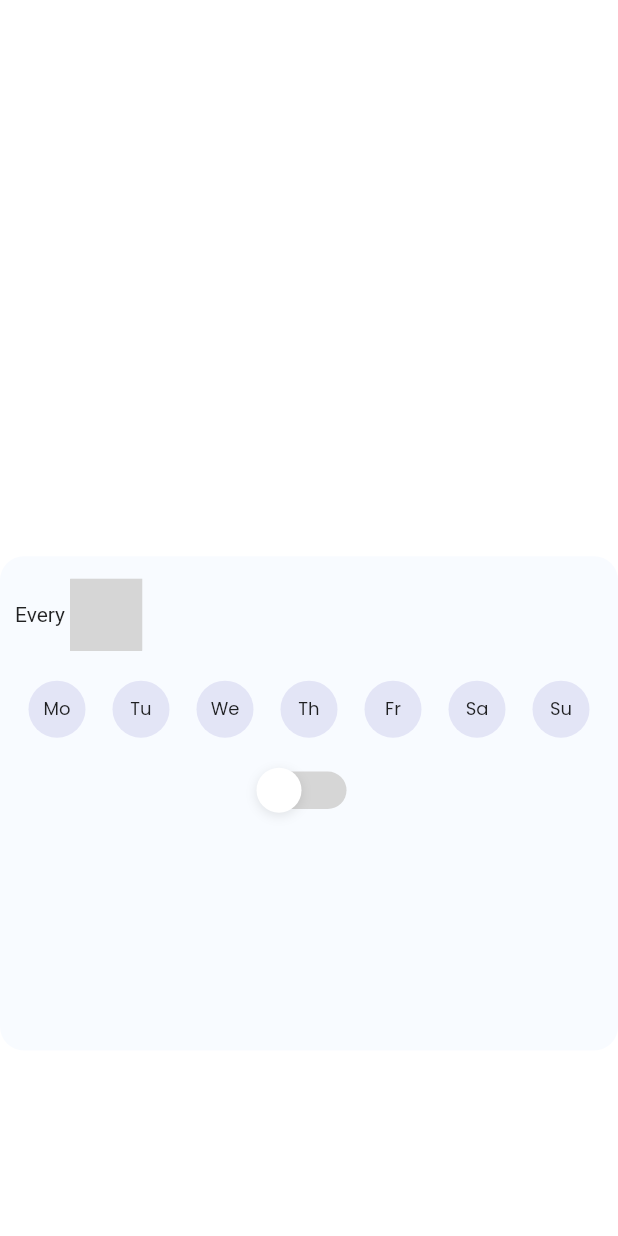
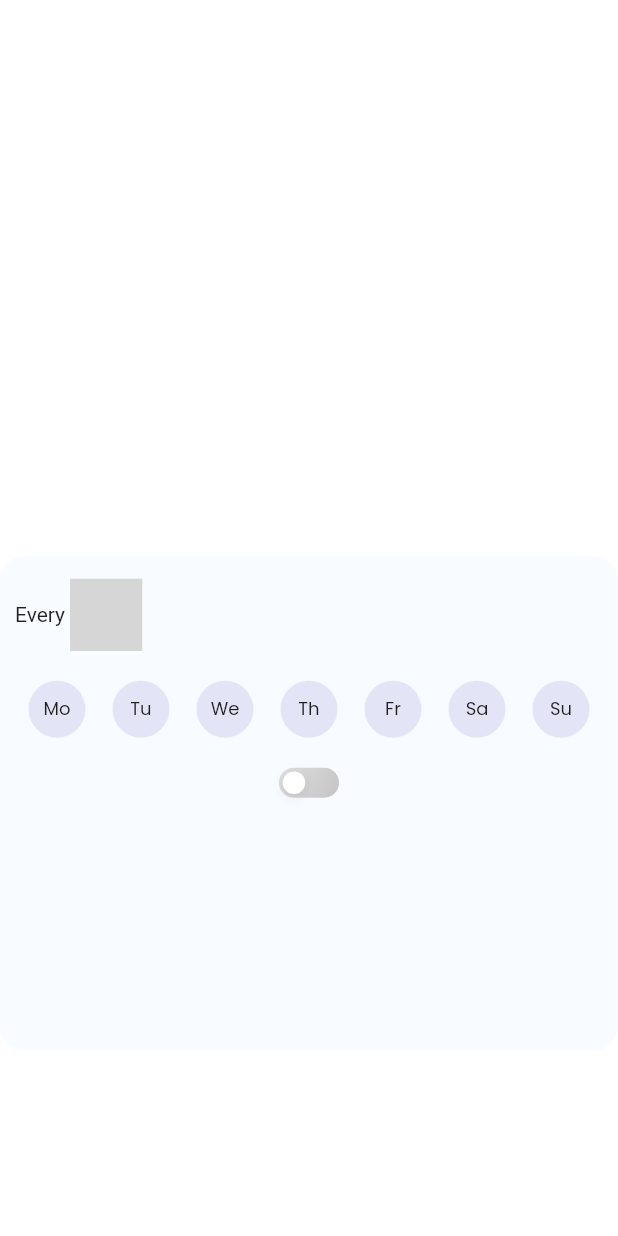
Before and after one commit to veropov/Train, a Flutter app: the ChangeTarget screen opened directly, on a phone screen of 412 x 824 dp. Run offline on Flutter 3.47's test engine with Material 2 defaults, Android fonts, the phone set to English and light mode, and no system bars; our stand-ins replace carousel_slider, fl_chart, flutter_svg, lite_rolling_switch, percent_indicator; grey boxes are pictures that could not be loaded.

Commit message:
update switch button

```diff
--- a/lib/constant.dart
+++ b/lib/constant.dart
@@ -91,24 +91,34 @@ class _SwitchButtonState extends State<SwitchButton> {
         });
       },
       child: SizedBox(
-        width: 80,
-        height: 40,
+        width: 50,
+        height: 30,
         child: Stack(
           alignment: Alignment.center,
           children: [
             Container(
-              width: 50,
-              height: 25,
+              width: 40,
+              height: 20,
               decoration: BoxDecoration(
-                color: SwitchBut ? Color.fromARGB(155, 143, 149, 235) : Color.fromARGB(255, 214, 214, 214),
+                gradient: SwitchBut ?
+                LinearGradient(
+                  colors: [Color.fromARGB(255, 154, 195, 254), Color.fromARGB(255, 149, 174, 254)],
+                  begin: Alignment.topLeft,
+                  end: Alignment.bottomRight
+                )  :
+                LinearGradient(
+                  colors: [Color.fromARGB(255, 224, 224, 224), Color.fromARGB(255, 196, 196, 196)],
+                    begin: Alignment.topLeft,
+                    end: Alignment.bottomRight
+                ),
                 borderRadius: BorderRadius.circular(100)
               ),
             ),
-            SwitchBut ? Transform.translate(offset: Offset(20, 0),
+            SwitchBut ? Transform.translate(offset: Offset(10, 0),
               child: Container(
                 alignment: Alignment.centerLeft,
-                width: 30,
-                height: 30,
+                width: 15,
+                height: 15,
                 decoration: BoxDecoration(
                   color: Color.fromARGB(255, 255, 255, 255),
                   borderRadius: BorderRadius.circular(100),
@@ -121,29 +131,29 @@ class _SwitchButtonState extends State<SwitchButton> {
                   ]
                 ),
               child: SizedBox(
-                width: 35,
-                height: 35,
-                child: ElevatedButton(
-                  child: Text(''),
-                  onPressed: () {
-                    setState(() {
-                      SwitchBut = !SwitchBut;
-                    });
-                  },
-                  style: ButtonStyle(
-                    overlayColor: getColor(Color.fromARGB(30, 0, 0, 0), Color.fromARGB(30, 0, 0, 0)),
-                    animationDuration: Duration(milliseconds: 200),
-                    splashFactory: InkSplash.splashFactory,
-                    alignment: Alignment.centerLeft,
-                  )
-                ),
+                width: 25,
+                height: 25,
+                // child: ElevatedButton(
+                //   child: Text(''),
+                //   onPressed: () {
+                //     setState(() {
+                //       SwitchBut = !SwitchBut;
+                //     });
+                //   },
+                //   style: ButtonStyle(
+                //     overlayColor: getColor(Color.fromARGB(30, 0, 0, 0), Color.fromARGB(30, 0, 0, 0)),
+                //     animationDuration: Duration(milliseconds: 200),
+                //     splashFactory: InkSplash.splashFactory,
+                //     alignment: Alignment.centerLeft,
+                //   )
+                // ),
               ),
             ),
-            ) : Transform.translate(offset: Offset(-20, 0), child:
+            ) : Transform.translate(offset: Offset(-10, 0), child:
             Container(
                 alignment: Alignment.centerLeft,
-                width: 30,
-                height: 30,
+                width: 15,
+                height: 15,
                 decoration: BoxDecoration(
                   color: Color.fromARGB(255, 255, 255, 255),
                   borderRadius: BorderRadius.circular(100),
@@ -156,22 +166,22 @@ class _SwitchButtonState extends State<SwitchButton> {
                   ]
                 ),
               child: SizedBox(
-                width: 35,
-                height: 35,
-                child: ElevatedButton(
-                  child: Text(''),
-                  onPressed: () {
-                    setState(() {
-                      SwitchBut = !SwitchBut;
-                    });
-                  },
-                  style: ButtonStyle(
-                    overlayColor: getColor(Color.fromARGB(30, 0, 0, 0), Color.fromARGB(30, 0, 0, 0)),
-                    animationDuration: Duration(milliseconds: 200),
-                    splashFactory: InkSplash.splashFactory,
-                    alignment: Alignment.centerLeft,
-                  )
-                ),
+                width: 25,
+                height: 25,
+                // child: ElevatedButton(
+                //   child: Text(''),
+                //   onPressed: () {
+                //     setState(() {
+                //       SwitchBut = !SwitchBut;
+                //     });
+                //   },
+                //   style: ButtonStyle(
+                //     overlayColor: getColor(Color.fromARGB(30, 0, 0, 0), Color.fromARGB(30, 0, 0, 0)),
+                //     animationDuration: Duration(milliseconds: 200),
+                //     splashFactory: InkSplash.splashFactory,
+                //     alignment: Alignment.centerLeft,
+                //   )
+                // ),
               ),
             ),
               )
```
